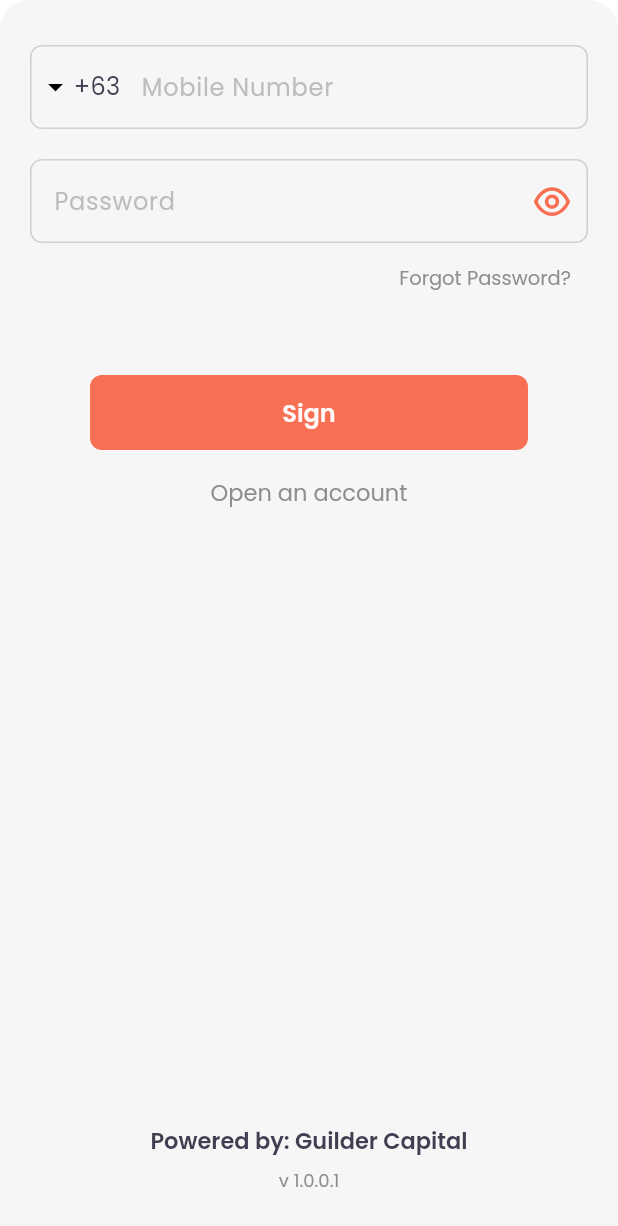
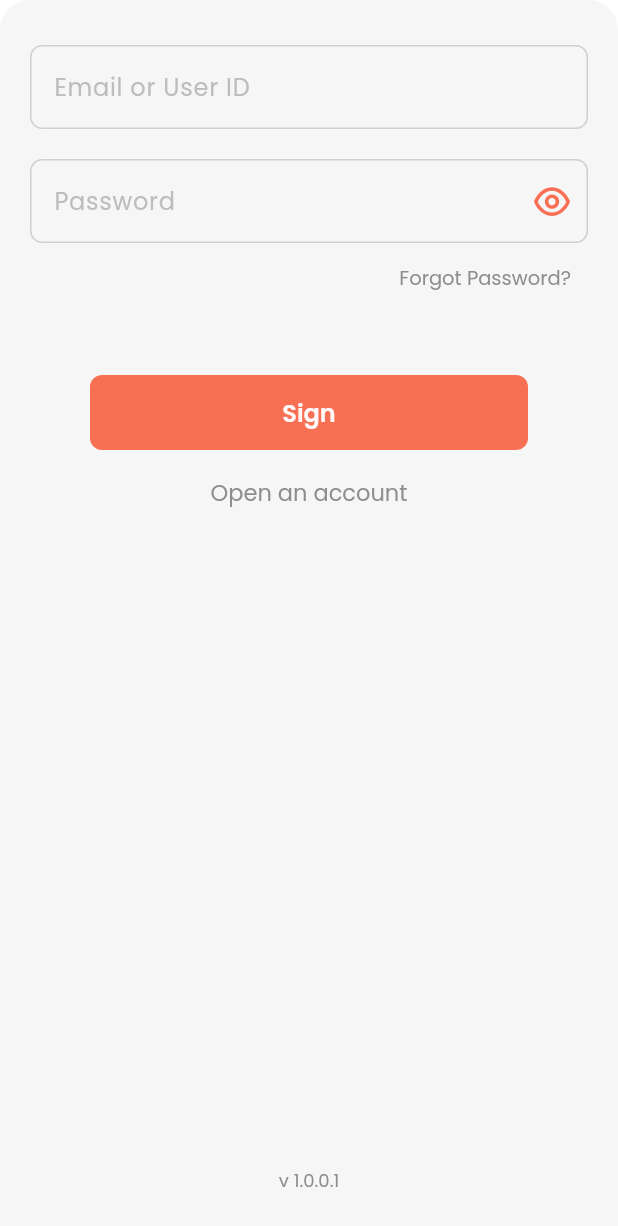
Before and after one commit to kin-mynthone/mynthone, a Flutter app: the _BodyWidget widget shown alone on an empty page, opened directly, on a phone screen of 412 x 824 dp. Shown: the top 1226 px of the screen. Run offline on Flutter 3.47's test engine with Material 3 defaults, Android fonts, the phone set to English and light mode, and no system bars; drawn by our look-alikes of flutter_form_builder; our stand-ins replace card_swiper, device_preview, flutter_dotenv, flutter_inner_drawer, flutter_otp_text_field, flutter_spinkit and 9 more; accounts and stored records are empty; network calls fail.

Commit message:
change mobile number to email

```diff
--- a/lib/app/features/sign_in/controllers/sign_in_controller.dart
+++ b/lib/app/features/sign_in/controllers/sign_in_controller.dart
@@ -6,7 +6,6 @@ import 'package:package_info_plus/package_info_plus.dart';
 import '../../../constants/app_strings.dart';
 import '../../../helpers/log_helper.dart';
 import '../../../instances/supabase_service_instances.dart';
-import '../../../utils/api_error_util.dart';
 
 enum SignInStatus { initial, loading, succeeded, error }
 
@@ -20,9 +19,9 @@ class SignInController extends GetxController {
   final GlobalKey<FormBuilderState> _formKey = GlobalKey<FormBuilderState>();
   GlobalKey<FormBuilderState> get formKey => _formKey;
 
-  late TextEditingController _mobileNumberEditingController;
-  TextEditingController get mobileNumberEditingController =>
-      _mobileNumberEditingController;
+  late TextEditingController _emailOrUsernameEditingController;
+  TextEditingController get emailOrUsernameEditingController =>
+      _emailOrUsernameEditingController;
 
   final _countryCode = AppStrings.defaultCountryCode.obs;
   String get countryCode => _countryCode.value;
@@ -50,13 +49,13 @@ class SignInController extends GetxController {
   void onInit() {
     super.onInit();
     _getAppVersion();
-    _mobileNumberEditingController = TextEditingController();
+    _emailOrUsernameEditingController = TextEditingController();
     _passwordEditingController = TextEditingController();
   }
 
   @override
   void onClose() {
-    _mobileNumberEditingController.dispose();
+    _emailOrUsernameEditingController.dispose();
     _passwordEditingController.dispose();
     super.onClose();
   }
@@ -75,10 +74,10 @@ class SignInController extends GetxController {
 
   bool validateForm() {
     final isValid = _formKey.currentState?.isValid ?? false;
-    final mobileNumber = _mobileNumberEditingController.text.trim();
+    final emailOrUsername = _emailOrUsernameEditingController.text.trim();
     final password = _passwordEditingController.text.trim();
     final countryCode = _countryCode.value.trim();
-    Log.printInfo('Credentials: $countryCode| $mobileNumber | $password');
+    Log.printInfo('Credentials: $countryCode| $emailOrUsername | $password');
     return isValid;
   }
 
@@ -88,20 +87,25 @@ class SignInController extends GetxController {
       Log.printInfo('Logging in');
 
       await supabase.auth.signInWithPassword(
-        email: 'sample@gmail.com',
-        password: 'password123',
+        email: emailOrUsernameEditingController.text,
+        password: passwordEditingController.text,
       );
 
       _status.value = SignInStatus.succeeded;
       Log.printInfo('Logged in successfully ${supabase.auth.currentUser?.id}');
-    } on ApiError catch (e) {
-      Log.printError(e);
-      final message = 'Mobile number or password is incorrect'.tr;
-      _errorMessage.value = message;
-      _status.value = SignInStatus.error;
+      // } on ApiError catch (e) {
+      //   Log.printError(e);
+      //   final message = 'Email/User ID or password is incorrect'.tr;
+      //   _errorMessage.value = message;
+      //   _status.value = SignInStatus.error;
     } catch (e) {
       Log.printError(e);
-      final message = 'An error occurred. Please try again later.'.tr;
+      String message = 'An error occurred. Please try again later.'.tr;
+
+      if (e.toString().contains('Invalid login credentials')) {
+        message = 'Invalid credentials'.tr;
+      }
+
       _errorMessage.value = message;
       _status.value = SignInStatus.error;
     }
--- a/lib/app/features/sign_in/views/sign_in_view.dart
+++ b/lib/app/features/sign_in/views/sign_in_view.dart
@@ -1,8 +1,5 @@
 import 'package:flutter/material.dart';
-import 'package:flutter/services.dart';
 import 'package:flutter_form_builder/flutter_form_builder.dart';
-import 'package:fl_country_code_picker/fl_country_code_picker.dart';
-
 import 'package:get/get.dart';
 
 import '../../../constants/app_numbers.dart';
@@ -142,7 +139,7 @@ class _BodyWidget extends GetView<SignInController> {
                     mainAxisAlignment: MainAxisAlignment.start,
                     crossAxisAlignment: CrossAxisAlignment.end,
                     children: [
-                      _MobileNumberTextFormField(),
+                      _EmailFormField(),
                       SizedBox(
                         height: 20,
                       ),
@@ -198,66 +195,26 @@ class _HeaderWidget extends StatelessWidget {
   }
 }
 
-class _MobileNumberTextFormField extends GetView<SignInController> {
-  const _MobileNumberTextFormField();
+class _EmailFormField extends GetView<SignInController> {
+  const _EmailFormField();
 
   @override
   Widget build(BuildContext context) {
-    const countryPicker = FlCountryCodePicker(
-      countryTextStyle: TextStyle(color: Colors.black),
-      dialCodeTextStyle: TextStyle(color: Colors.black),
-    );
-
     return FormBuilderTextField(
-      name: 'mobileNumber',
-      controller: controller.mobileNumberEditingController,
+      name: 'email_userId',
+      controller: controller.emailOrUsernameEditingController,
       autovalidateMode: AutovalidateMode.onUserInteraction,
       validator: (String? value) {
         if (value == null || value.trim().isEmpty) {
-          return 'Mobile number is required'.tr;
+          return 'Email or User ID is required'.tr;
         }
-
         return null;
       },
-      keyboardType: TextInputType.number,
-      textInputAction: TextInputAction.next,
+      keyboardType: TextInputType.emailAddress,
+      textInputAction: TextInputAction.done,
       autocorrect: false,
-      inputFormatters: [FilteringTextInputFormatter.digitsOnly],
       decoration: InputDecoration(
-        label: Text('Mobile Number'.tr),
-        prefixIcon: GestureDetector(
-          onTap: () async {
-            final country = await countryPicker.showPicker(
-              context: context,
-              barrierColor: AppColors.barrierColor,
-              scrollToDeviceLocale: true,
-            );
-
-            if (country == null) {
-              return;
-            }
-
-            final dialCode = country.dialCode;
-            final countryIsoCode = country.code;
-
-            Log.printInfo('Country ISO code: $countryIsoCode');
-            Log.printInfo('Country dial code: $dialCode');
-
-            controller.setDialCodeValue(dialCode);
-            controller.setCountryCodeValue(countryIsoCode);
-          },
-          child: Padding(
-            padding: const EdgeInsets.only(left: 5),
-            child: Row(
-              mainAxisSize: MainAxisSize.min,
-              children: [
-                const Icon(Icons.arrow_drop_down),
-                Obx(() => Text(controller.dialCode)),
-                const SizedBox(width: 10),
-              ],
-            ),
-          ),
-        ),
+        label: Text('Email or User ID'.tr),
       ),
     );
   }
@@ -342,13 +299,13 @@ class _AppVersion extends GetView<SignInController> {
   Widget build(BuildContext context) {
     return Column(
       children: [
-        const CustomTextWidget(
-          text: 'Powered by: Guilder Capital',
-          color: AppColors.h403E51,
-          fontWeight: FontWeight.w600,
-          fontSize: 15,
-        ),
-        const SizedBox(height: 10),
+        // const CustomTextWidget(
+        //   text: 'Powered by: Guilder Capital',
+        //   color: AppColors.h403E51,
+        //   fontWeight: FontWeight.w600,
+        //   fontSize: 15,
+        // ),
+        // const SizedBox(height: 10),
         Obx(
           () => CustomTextWidget(
             text: 'v ${controller.currentVersion}',
@@ -469,3 +426,69 @@ class _SignInButtonState extends State<_SignInButton> {
           //   countryCode: countryCode.trim(),
           //   dialCode: dialCode.trim(),
           // );
+
+
+          // class _MobileNumberTextFormField extends GetView<SignInController> {
+//   const _MobileNumberTextFormField();
+
+//   @override
+//   Widget build(BuildContext context) {
+//     const countryPicker = FlCountryCodePicker(
+//       countryTextStyle: TextStyle(color: Colors.black),
+//       dialCodeTextStyle: TextStyle(color: Colors.black),
+//     );
+
+//     return FormBuilderTextField(
+//       name: 'mobileNumber',
+//       controller: controller.mobileNumberEditingController,
+//       autovalidateMode: AutovalidateMode.onUserInteraction,
+//       validator: (String? value) {
+//         if (value == null || value.trim().isEmpty) {
+//           return 'Mobile number is required'.tr;
+//         }
+
+//         return null;
+//       },
+//       keyboardType: TextInputType.number,
+//       textInputAction: TextInputAction.next,
+//       autocorrect: false,
+//       inputFormatters: [FilteringTextInputFormatter.digitsOnly],
+//       decoration: InputDecoration(
+//         label: Text('Mobile Number'.tr),
+//         prefixIcon: GestureDetector(
+//           onTap: () async {
+//             final country = await countryPicker.showPicker(
+//               context: context,
+//               barrierColor: AppColors.barrierColor,
+//               scrollToDeviceLocale: true,
+//             );
+
+//             if (country == null) {
+//               return;
+//             }
+
+//             final dialCode = country.dialCode;
+//             final countryIsoCode = country.code;
+
+//             Log.printInfo('Country ISO code: $countryIsoCode');
+//             Log.printInfo('Country dial code: $dialCode');
+
+//             controller.setDialCodeValue(dialCode);
+//             controller.setCountryCodeValue(countryIsoCode);
+//           },
+//           child: Padding(
+//             padding: const EdgeInsets.only(left: 5),
+//             child: Row(
+//               mainAxisSize: MainAxisSize.min,
+//               children: [
+//                 const Icon(Icons.arrow_drop_down),
+//                 Obx(() => Text(controller.dialCode)),
+//                 const SizedBox(width: 10),
+//               ],
+//             ),
+//           ),
+//         ),
+//       ),
+//     );
+//   }
+// }
--- a/lib/app/features/splash/controllers/auth_controller.dart
+++ b/lib/app/features/splash/controllers/auth_controller.dart
@@ -32,7 +32,6 @@ class AuthController extends GetxController {
 
   void _monitorSupabaseUser() {
     _supabaseUser = Rx<User?>(supabase.auth.currentUser);
-
     supabase.auth.onAuthStateChange.listen(
       (data) {
         if (data.session?.accessToken != null) {
--- a/lib/app/localization/english_translation_map.dart
+++ b/lib/app/localization/english_translation_map.dart
@@ -5,6 +5,9 @@ final Map<String, String> _englishTranslationMap = {
   'Continue': 'Continue',
   'Next': 'Next',
   'Sign In': 'Sign In',
+  'Email or User ID': 'Email or User ID',
+  'Email': 'Email',
+  'User ID': 'User ID',
   'Mobile Number': 'Mobile Number',
   'Password': 'Password',
   'Forgot password?': 'Forgot password?',
@@ -16,6 +19,8 @@ final Map<String, String> _englishTranslationMap = {
   'Acct. no:': 'Acct. no:',
   'Statement': 'Statement',
   'Sign Out': 'Sign Out',
+  'An error occurred. Please try again later':
+      'An error occurred. Please try again later',
 
   // Introduction
   'The Digital wallet that connects global':
@@ -36,7 +41,10 @@ final Map<String, String> _englishTranslationMap = {
 
   // Sign In
   'Hi, Welcome Back': 'Hi, Welcome Back',
+  'Email or User ID is required': 'Email or User ID is required',
+  'Password is required': 'Password is required',
   'Please sign in to continue': 'Please sign in to continue',
+  'Invalid credentials': 'Invalid credentials',
 
   // Auth OTP
   'OTP Verification': 'OTP Verification',
```
